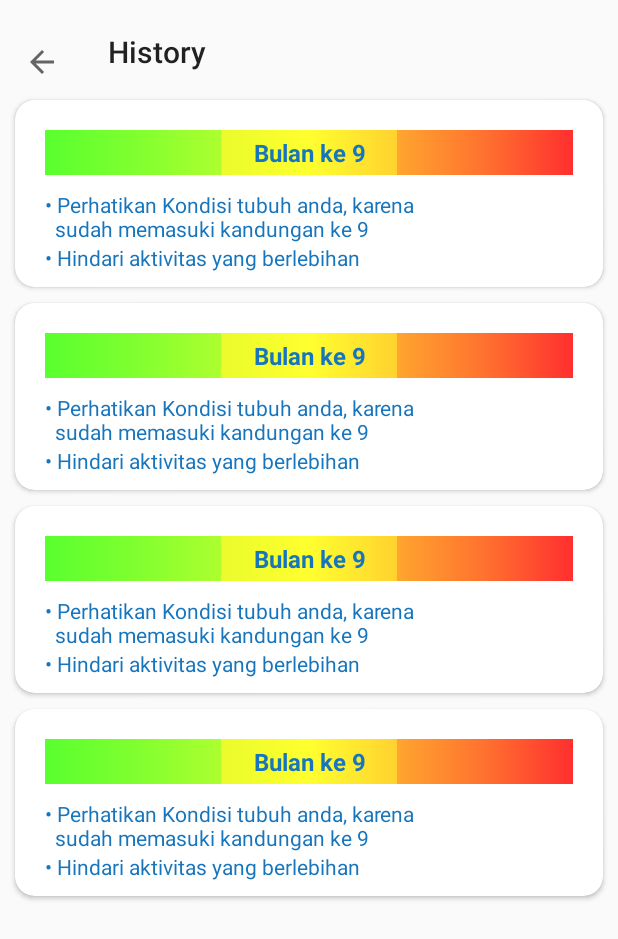
After one commit to dhiyo7/PLUGIN-Pregnant-Care, an Android app: the LihatHistory screen opened directly, with no data from a screen before it, on a phone screen of 412 x 824 dp. The commit adds this screen. Shown: the top 939 px of the screen. Run offline under Robolectric (Android 15) with nearby library versions, the phone set to English and light mode, and no system bars; our stand-ins replace CircleImageView; libraries missing offline, so code that uses them is left out: com.skyfishjy.library; 2 statements that could not run were skipped.

Commit message:
Perintah Bapak Anton sudah dilaksanakan

```diff
--- a/app/build.gradle
+++ b/app/build.gradle
@@ -42,7 +42,6 @@ dependencies {
     implementation 'de.hdodenhof:circleimageview:3.0.0'
 
 
-
     testImplementation 'junit:junit:4.12'
     androidTestImplementation 'androidx.test.ext:junit:1.1.0'
     androidTestImplementation 'androidx.test.espresso:espresso-core:3.2.0'
--- a/app/src/main/AndroidManifest.xml
+++ b/app/src/main/AndroidManifest.xml
@@ -12,10 +12,11 @@
         android:roundIcon="@mipmap/ic_launcher_round"
         android:supportsRtl="true"
         android:theme="@style/AppTheme">
+        <activity android:name=".LihatHistory"></activity>
         <activity
             android:name=".MenuOlahragaActivity"
             android:label="@string/title_activity_menu_olahraga"
-            android:theme="@style/AppTheme.NoActionBar"></activity>
+            android:theme="@style/AppTheme.NoActionBar" />
         <activity
             android:name=".MenuMinumActivity"
             android:label="@string/title_activity_menu_minum"
--- a/app/src/main/java/com/plugin/pregnantcarekuwuk/Activity/LoginActivity.java
+++ b/app/src/main/java/com/plugin/pregnantcarekuwuk/Activity/LoginActivity.java
@@ -6,13 +6,16 @@ import android.content.Intent;
 import android.os.Bundle;
 import android.view.View;
 import android.view.WindowManager;
+import android.widget.Button;
 import android.widget.TextView;
 
+import com.plugin.pregnantcarekuwuk.MainActivity;
 import com.plugin.pregnantcarekuwuk.R;
 
 public class LoginActivity extends AppCompatActivity {
 
     TextView register;
+    Button login;
 
     @Override
     protected void onCreate(Bundle savedInstanceState) {
@@ -30,6 +33,7 @@ public class LoginActivity extends AppCompatActivity {
 
     private void initView(){
         register = findViewById(R.id.belumPunya);
+        login = findViewById(R.id.login);
     }
 
     private void intent(){
@@ -40,5 +44,13 @@ public class LoginActivity extends AppCompatActivity {
                 startActivity(a);
             }
         });
+
+        login.setOnClickListener(new View.OnClickListener() {
+            @Override
+            public void onClick(View v) {
+                Intent b = new Intent(LoginActivity.this, MainActivity.class);
+                startActivity(b);
+            }
+        });
     }
 }
--- a/app/src/main/java/com/plugin/pregnantcarekuwuk/FragmentBumil/BerandaFragment.java
+++ b/app/src/main/java/com/plugin/pregnantcarekuwuk/FragmentBumil/BerandaFragment.java
@@ -14,12 +14,15 @@ import android.view.LayoutInflater;
 import android.view.View;
 import android.view.ViewGroup;
 import android.widget.LinearLayout;
+import android.widget.TextView;
 import android.widget.Toast;
 
 import com.plugin.pregnantcarekuwuk.Activity.MakanActivity;
 import com.plugin.pregnantcarekuwuk.Activity.MinumActivity;
 import com.plugin.pregnantcarekuwuk.Activity.OlahragaActivity;
+import com.plugin.pregnantcarekuwuk.LihatHistory;
 import com.plugin.pregnantcarekuwuk.MainActivity;
+import com.plugin.pregnantcarekuwuk.MainUserActivity;
 import com.plugin.pregnantcarekuwuk.MenuMakanActivity;
 import com.plugin.pregnantcarekuwuk.MenuMinumActivity;
 import com.plugin.pregnantcarekuwuk.MenuOlahragaActivity;
@@ -36,7 +39,7 @@ public class BerandaFragment extends Fragment {
     private CardView mnMakan, mnMinum, mnOlahraga;
     private CircleImageView ivPannic;
     private RippleBackground rippleBg;
-
+    private TextView LihatSemua;
 
 
 
@@ -49,6 +52,15 @@ public class BerandaFragment extends Fragment {
                              Bundle savedInstanceState) {
 
         View view = inflater.inflate(R.layout.fragment_beranda, container, false);
+
+        LihatSemua = view.findViewById(R.id.lihat_semua);
+        LihatSemua.setOnClickListener(new View.OnClickListener() {
+            @Override
+            public void onClick(View v) {
+                Intent lihatsemua = new Intent(getActivity(), LihatHistory.class);
+                startActivity(lihatsemua);
+            }
+        });
 
         mnMakan = view.findViewById(R.id.mnMakan);
         mnMakan.setOnClickListener(new View.OnClickListener() {
@@ -88,7 +100,7 @@ public class BerandaFragment extends Fragment {
                     @Override
                     public void run() {
                         rippleBg.stopRippleAnimation();
-                        startActivity(new Intent(getActivity(), MainActivity.class));
+                        startActivity(new Intent(getActivity(), MainUserActivity.class));
                     }
                 }, 3000);
 
--- /dev/null
+++ b/app/src/main/java/com/plugin/pregnantcarekuwuk/LihatHistory.java
@@ -0,0 +1,32 @@
+package com.plugin.pregnantcarekuwuk;
+
+import androidx.appcompat.app.AppCompatActivity;
+import androidx.appcompat.widget.Toolbar;
+
+import android.os.Bundle;
+import android.view.WindowManager;
+
+public class LihatHistory extends AppCompatActivity {
+
+    @Override
+    protected void onCreate(Bundle savedInstanceState) {
+        super.onCreate(savedInstanceState);
+        setContentView(R.layout.activity_lihat_history);
+        Toolbar toolbar = (Toolbar) findViewById(R.id.toolbar);
+        setSupportActionBar(toolbar);
+
+        getWindow().setFlags(
+                WindowManager.LayoutParams.FLAG_LAYOUT_NO_LIMITS,
+                WindowManager.LayoutParams.FLAG_LAYOUT_NO_LIMITS);
+
+        getSupportActionBar().setTitle("History");
+        getSupportActionBar().setDisplayHomeAsUpEnabled(true);
+
+    }
+
+    @Override
+    public boolean onSupportNavigateUp() {
+        finish();
+        return super.onSupportNavigateUp();
+    }
+}
--- a/app/src/main/res/drawable/gradient_1.xml
+++ b/app/src/main/res/drawable/gradient_1.xml
@@ -3,6 +3,7 @@
     <gradient
         android:startColor="@color/bulan1"
         android:centerColor="@color/bulan2"
-        android:endColor="@color/bulan3"/>
+        android:endColor="@color/bulan3"
+        android:angle="180"/>
 
 </shape>
--- /dev/null
+++ b/app/src/main/res/drawable/ic_date.xml
@@ -0,0 +1,5 @@
+<vector android:height="30dp" android:tint="#10BEF2"
+    android:viewportHeight="24.0" android:viewportWidth="24.0"
+    android:width="30dp" xmlns:android="http://schemas.android.com/apk/res/android">
+    <path android:fillColor="#FF000000" android:pathData="M9,11L7,11v2h2v-2zM13,11h-2v2h2v-2zM17,11h-2v2h2v-2zM19,4h-1L18,2h-2v2L8,4L8,2L6,2v2L5,4c-1.11,0 -1.99,0.9 -1.99,2L3,20c0,1.1 0.89,2 2,2h14c1.1,0 2,-0.9 2,-2L21,6c0,-1.1 -0.9,-2 -2,-2zM19,20L5,20L5,9h14v11z"/>
+</vector>
--- /dev/null
+++ b/app/src/main/res/layout/activity_lihat_history.xml
@@ -0,0 +1,314 @@
+<?xml version="1.0" encoding="utf-8"?>
+<LinearLayout xmlns:android="http://schemas.android.com/apk/res/android"
+    xmlns:app="http://schemas.android.com/apk/res-auto"
+    xmlns:tools="http://schemas.android.com/tools"
+    android:layout_width="match_parent"
+    android:layout_height="match_parent"
+    tools:context=".LihatHistory"
+    android:orientation="vertical">
+
+    <androidx.appcompat.widget.Toolbar
+        android:paddingTop="13dp"
+        android:id="@+id/toolbar"
+        android:layout_width="match_parent"
+        android:layout_height="?attr/actionBarSize"
+        app:layout_collapseMode="pin"
+        app:popupTheme="@style/AppTheme.PopupOverlay" />
+
+    <ScrollView
+        android:layout_width="match_parent"
+        android:layout_height="match_parent"
+        android:layout_marginTop="5dp">
+
+        <LinearLayout
+            android:layout_width="match_parent"
+            android:layout_height="match_parent"
+            android:orientation="vertical">
+
+            <androidx.cardview.widget.CardView
+                android:layout_width="match_parent"
+                android:layout_height="wrap_content"
+                android:elevation="4dp"
+                app:cardCornerRadius="13dp"
+                style="@style/Tombol_Sub"
+                android:layout_marginLeft="10dp"
+                android:layout_marginRight="10dp"
+                android:layout_marginTop="5dp"
+                android:layout_marginBottom="5dp">
+
+                <LinearLayout
+                    android:layout_width="match_parent"
+                    android:layout_height="match_parent"
+                    android:orientation="vertical"
+                    android:padding="10dp">
+                    <LinearLayout
+                        android:layout_width="match_parent"
+                        android:layout_height="wrap_content"
+                        android:weightSum="3"
+                        android:gravity="center"
+                        android:layout_margin="10dp">
+
+                        <LinearLayout
+                            android:layout_width="100dp"
+                            android:layout_height="30dp"
+                            android:background="@drawable/gradient_1"
+                            android:layout_weight="1"/>
+
+                        <LinearLayout
+                            android:layout_width="100dp"
+                            android:layout_height="30dp"
+                            android:background="@drawable/gradient_2"
+                            android:layout_weight="1">
+
+                            <TextView
+                                android:layout_width="match_parent"
+                                android:layout_height="wrap_content"
+                                android:text="Bulan ke 9"
+                                android:textColor="@color/blue"
+                                android:gravity="center"
+                                android:layout_gravity="center"
+                                android:textStyle="bold"
+                                android:textSize="16sp"/>
+                        </LinearLayout>
+                        <LinearLayout
+                            android:layout_width="100dp"
+                            android:layout_height="30dp"
+                            android:background="@drawable/gradient_3"
+                            android:layout_weight="1"/>
+
+                    </LinearLayout>
+
+                    <TextView
+                        android:layout_width="match_parent"
+                        android:layout_height="match_parent"
+                        android:text="\u2022 Perhatikan Kondisi tubuh anda, karena \n  sudah memasuki kandungan ke 9"
+                        android:textColor="@color/blue"
+                        android:layout_marginLeft="10dp"/>
+
+                    <TextView
+                        android:layout_width="match_parent"
+                        android:layout_height="match_parent"
+                        android:text="\u2022 Hindari aktivitas yang berlebihan"
+                        android:textColor="@color/blue"
+                        android:layout_marginLeft="10dp"/>
+
+                </LinearLayout>
+
+            </androidx.cardview.widget.CardView>
+
+            <androidx.cardview.widget.CardView
+                android:layout_width="match_parent"
+                android:layout_height="wrap_content"
+                android:elevation="4dp"
+                app:cardCornerRadius="13dp"
+                style="@style/Tombol_Sub"
+                android:layout_marginLeft="10dp"
+                android:layout_marginRight="10dp"
+                android:layout_marginTop="5dp"
+                android:layout_marginBottom="5dp">
+
+                <LinearLayout
+                    android:layout_width="match_parent"
+                    android:layout_height="match_parent"
+                    android:orientation="vertical"
+                    android:padding="10dp">
+                    <LinearLayout
+                        android:layout_width="match_parent"
+                        android:layout_height="wrap_content"
+                        android:weightSum="3"
+                        android:gravity="center"
+                        android:layout_margin="10dp">
+
+                        <LinearLayout
+                            android:layout_width="100dp"
+                            android:layout_height="30dp"
+                            android:background="@drawable/gradient_1"
+                            android:layout_weight="1"/>
+
+                        <LinearLayout
+                            android:layout_width="100dp"
+                            android:layout_height="30dp"
+                            android:background="@drawable/gradient_2"
+                            android:layout_weight="1">
+
+                            <TextView
+                                android:layout_width="match_parent"
+                                android:layout_height="wrap_content"
+                                android:text="Bulan ke 9"
+                                android:textColor="@color/blue"
+                                android:gravity="center"
+                                android:layout_gravity="center"
+                                android:textStyle="bold"
+                                android:textSize="16sp"/>
+                        </LinearLayout>
+                        <LinearLayout
+                            android:layout_width="100dp"
+                            android:layout_height="30dp"
+                            android:background="@drawable/gradient_3"
+                            android:layout_weight="1"/>
+
+                    </LinearLayout>
+
+                    <TextView
+                        android:layout_width="match_parent"
+                        android:layout_height="match_parent"
+                        android:text="\u2022 Perhatikan Kondisi tubuh anda, karena \n  sudah memasuki kandungan ke 9"
+                        android:textColor="@color/blue"
+                        android:layout_marginLeft="10dp"/>
+
+                    <TextView
+                        android:layout_width="match_parent"
+                        android:layout_height="match_parent"
+                        android:text="\u2022 Hindari aktivitas yang berlebihan"
+                        android:textColor="@color/blue"
+                        android:layout_marginLeft="10dp"/>
+
+                </LinearLayout>
+
+            </androidx.cardview.widget.CardView>
+            <androidx.cardview.widget.CardView
+                android:layout_width="match_parent"
+                android:layout_height="wrap_content"
+                android:elevation="4dp"
+                app:cardCornerRadius="13dp"
+                style="@style/Tombol_Sub"
+                android:layout_marginLeft="10dp"
+                android:layout_marginRight="10dp"
+                android:layout_marginTop="5dp"
+                android:layout_marginBottom="5dp">
+
+                <LinearLayout
+                    android:layout_width="match_parent"
+                    android:layout_height="match_parent"
+                    android:orientation="vertical"
+                    android:padding="10dp">
+                    <LinearLayout
+                        android:layout_width="match_parent"
+                        android:layout_height="wrap_content"
+                        android:weightSum="3"
+                        android:gravity="center"
+                        android:layout_margin="10dp">
+
+                        <LinearLayout
+                            android:layout_width="100dp"
+                            android:layout_height="30dp"
+                            android:background="@drawable/gradient_1"
+                            android:layout_weight="1"/>
+
+                        <LinearLayout
+                            android:layout_width="100dp"
+                            android:layout_height="30dp"
+                            android:background="@drawable/gradient_2"
+                            android:layout_weight="1">
+
+                            <TextView
+                                android:layout_width="match_parent"
+                                android:layout_height="wrap_content"
+                                android:text="Bulan ke 9"
+                                android:textColor="@color/blue"
+                                android:gravity="center"
+                                android:layout_gravity="center"
+                                android:textStyle="bold"
+                                android:textSize="16sp"/>
+                        </LinearLayout>
+                        <LinearLayout
+                            android:layout_width="100dp"
+                            android:layout_height="30dp"
+                            android:background="@drawable/gradient_3"
+                            android:layout_weight="1"/>
+
+                    </LinearLayout>
+
+                    <TextView
+                        android:layout_width="match_parent"
+                        android:layout_height="match_parent"
+                        android:text="\u2022 Perhatikan Kondisi tubuh anda, karena \n  sudah memasuki kandungan ke 9"
+                        android:textColor="@color/blue"
+                        android:layout_marginLeft="10dp"/>
+
+                    <TextView
+                        android:layout_width="match_parent"
+                        android:layout_height="match_parent"
+                        android:text="\u2022 Hindari aktivitas yang berlebihan"
+                        android:textColor="@color/blue"
+                        android:layout_marginLeft="10dp"/>
+
+                </LinearLayout>
+
+            </androidx.cardview.widget.CardView>
+            <androidx.cardview.widget.CardView
+                android:layout_width="match_parent"
+                android:layout_height="wrap_content"
+                android:elevation="4dp"
+                app:cardCornerRadius="13dp"
+                style="@style/Tombol_Sub"
+                android:layout_marginLeft="10dp"
+                android:layout_marginRight="10dp"
+                android:layout_marginTop="5dp"
+                android:layout_marginBottom="5dp">
+
+                <LinearLayout
+                    android:layout_width="match_parent"
+                    android:layout_height="match_parent"
+                    android:orientation="vertical"
+                    android:padding="10dp">
+                    <LinearLayout
+                        android:layout_width="match_parent"
+                        android:layout_height="wrap_content"
+                        android:weightSum="3"
+                        android:gravity="center"
+                        android:layout_margin="10dp">
+
+                        <LinearLayout
+                            android:layout_width="100dp"
+                            android:layout_height="30dp"
+                            android:background="@drawable/gradient_1"
+                            android:layout_weight="1"/>
+
+                        <LinearLayout
+                            android:layout_width="100dp"
+                            android:layout_height="30dp"
+                            android:background="@drawable/gradient_2"
+                            android:layout_weight="1">
+
+                            <TextView
+                                android:layout_width="match_parent"
+                                android:layout_height="wrap_content"
+                                android:text="Bulan ke 9"
+                                android:textColor="@color/blue"
+                                android:gravity="center"
+                                android:layout_gravity="center"
+                                android:textStyle="bold"
+                                android:textSize="16sp"/>
+                        </LinearLayout>
+                        <LinearLayout
+                            android:layout_width="100dp"
+                            android:layout_height="30dp"
+                            android:background="@drawable/gradient_3"
+                            android:layout_weight="1"/>
+
+                    </LinearLayout>
+
+                    <TextView
+                        android:layout_width="match_parent"
+                        android:layout_height="match_parent"
+                        android:text="\u2022 Perhatikan Kondisi tubuh anda, karena \n  sudah memasuki kandungan ke 9"
+                        android:textColor="@color/blue"
+                        android:layout_marginLeft="10dp"/>
+
+                    <TextView
+                        android:layout_width="match_parent"
+                        android:layout_height="match_parent"
+                        android:text="\u2022 Hindari aktivitas yang berlebihan"
+                        android:textColor="@color/blue"
+                        android:layout_marginLeft="10dp"/>
+
+                </LinearLayout>
+
+            </androidx.cardview.widget.CardView>
+
+        </LinearLayout>
+
+    </ScrollView>
+
+</LinearLayout>
--- a/app/src/main/res/layout/activity_login.xml
+++ b/app/src/main/res/layout/activity_login.xml
@@ -93,6 +93,7 @@
                 android:textSize="13dp" />
 
             <Button
+                android:id="@+id/login"
                 android:layout_width="match_parent"
                 android:layout_height="45sp"
                 android:background="@drawable/btn_foto"
--- a/app/src/main/res/layout/fragment_beranda.xml
+++ b/app/src/main/res/layout/fragment_beranda.xml
@@ -173,6 +173,15 @@
                     android:gravity="center_horizontal"
                     android:padding="20dp">
 
+                    <TextView
+                        android:id="@+id/lihat_semua"
+                        android:layout_width="wrap_content"
+                        android:layout_height="wrap_content"
+                        android:text="Lihat Semua >>"
+                        android:textStyle="bold"
+                        android:textColor="@color/blue"
+                        android:layout_marginLeft="107dp"/>
+
                     <androidx.cardview.widget.CardView
                         android:layout_width="match_parent"
                         android:layout_height="wrap_content"
@@ -195,13 +204,13 @@
 
                                 <LinearLayout
                                     android:layout_width="100dp"
-                                    android:layout_height="30dp"
+                                    android:layout_height="25dp"
                                     android:background="@drawable/gradient_1"
                                     android:layout_weight="1"/>
 
                                 <LinearLayout
                                     android:layout_width="100dp"
-                                    android:layout_height="30dp"
+                                    android:layout_height="25dp"
                                     android:background="@drawable/gradient_2"
                                     android:layout_weight="1">
 
@@ -217,7 +226,7 @@
                                 </LinearLayout>
                                 <LinearLayout
                                     android:layout_width="100dp"
-                                    android:layout_height="30dp"
+                                    android:layout_height="25dp"
                                     android:background="@drawable/gradient_3"
                                     android:layout_weight="1"/>
 
@@ -226,7 +235,7 @@
                             <TextView
                                 android:layout_width="match_parent"
                                 android:layout_height="match_parent"
-                                android:text="\u2022 Perhatikan Kondisi tubuh anda, karena sudah \n  memasuki kandungan ke 9"
+                                android:text="\u2022 Perhatikan Kondisi tubuh anda, karena \n  sudah memasuki kandungan ke 9"
                                 android:textColor="@color/blue"
                                 android:layout_marginLeft="10dp"/>
 
--- a/app/src/main/res/layout/fragment_profile.xml
+++ b/app/src/main/res/layout/fragment_profile.xml
@@ -82,7 +82,7 @@
                             <ImageView
                                 android:layout_width="wrap_content"
                                 android:layout_height="wrap_content"
-                                android:src="@drawable/ic_location"
+                                android:src="@drawable/ic_email"
                                 android:layout_gravity="center_vertical"
                                 android:layout_marginTop="5dp"/>
 
@@ -212,14 +212,14 @@
                             <ImageView
                                 android:layout_width="wrap_content"
                                 android:layout_height="wrap_content"
-                                android:src="@drawable/ic_alamat"
+                                android:src="@drawable/ic_date"
                                 android:layout_gravity="center_vertical"
                                 android:layout_marginTop="5dp"/>
 
                             <TextView
                                 android:layout_width="wrap_content"
                                 android:layout_height="wrap_content"
-                                android:text=".@diyah007"
+                                android:text="Tegal, 20 Juni 1999"
                                 android:textSize="16sp"
                                 android:layout_marginLeft="20dp"
                                 android:layout_gravity="center"/>
```
